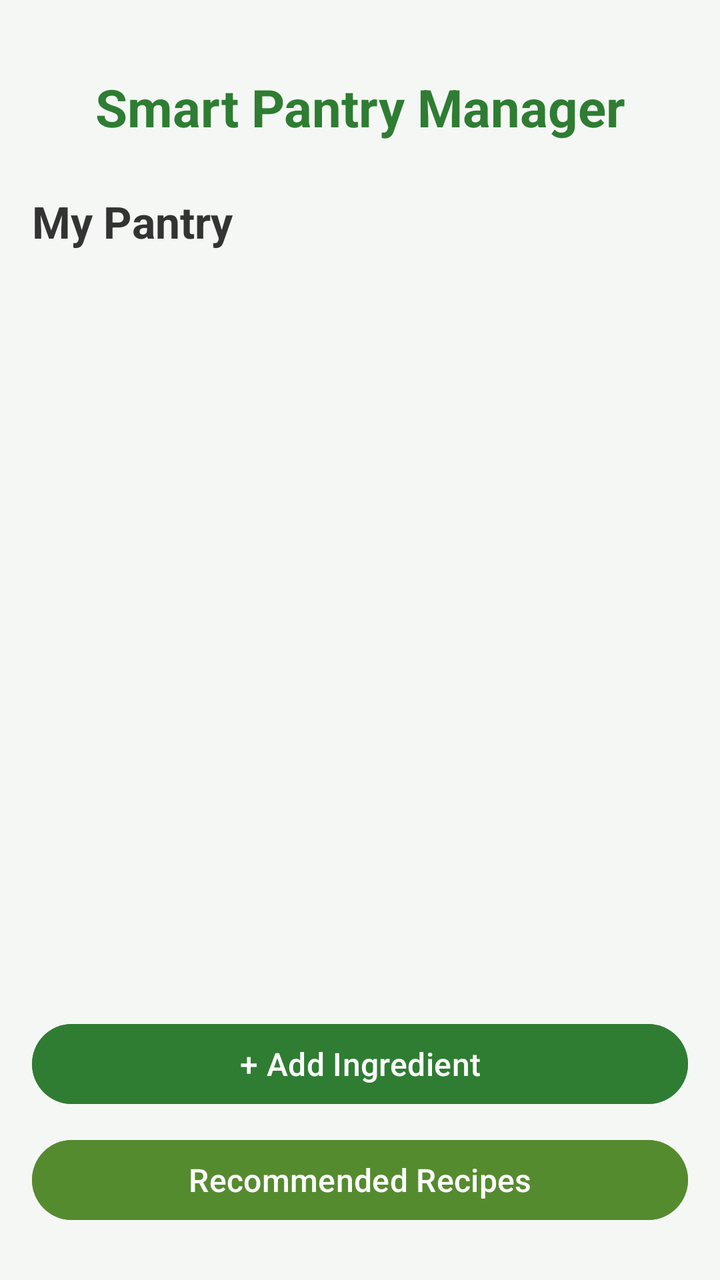
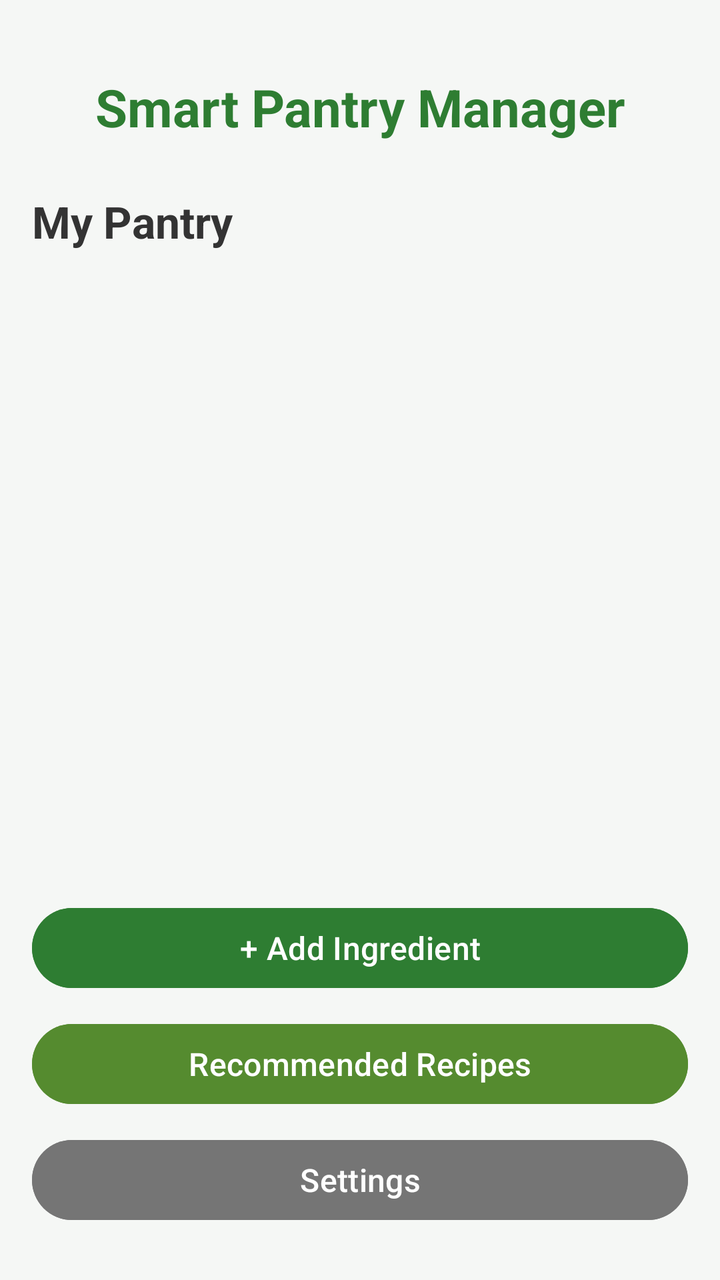

Two renders of the same Android screen: before a commit and after it. Below are the layout's source before the change and the commit's diff.
<!-- AndroidManifest.xml: application theme Theme.SmartPantryManager -->
<!-- res/layout/activity_main.xml -->
<?xml version="1.0" encoding="utf-8"?>
<LinearLayout xmlns:android="http://schemas.android.com/apk/res/android"
    xmlns:app="http://schemas.android.com/apk/res-auto"
    android:layout_width="match_parent"
    android:layout_height="match_parent"
    android:orientation="vertical"
    android:background="#F5F7F5"
    android:padding="16dp">

    
    <TextView
        android:id="@+id/tvAppTitle"
        android:layout_width="match_parent"
        android:layout_height="wrap_content"
        android:text="Smart Pantry Manager"
        android:textSize="26sp"
        android:textStyle="bold"
        android:textColor="#2E7D32"
        android:gravity="center"
        android:layout_marginTop="20dp"
        android:layout_marginBottom="25dp" />

    
    <TextView
        android:id="@+id/tvPantryHeading"
        android:layout_width="match_parent"
        android:layout_height="wrap_content"
        android:text="My Pantry"
        android:textSize="22sp"
        android:textStyle="bold"
        android:textColor="#333333"
        android:layout_marginBottom="15dp" />

    
    <androidx.recyclerview.widget.RecyclerView
        android:id="@+id/recyclerViewPantry"
        android:layout_width="match_parent"
        android:layout_height="0dp"
        android:layout_weight="1"
        android:clipToPadding="false"
        android:paddingBottom="12dp" />

    
    <Button
        android:id="@+id/btnAddIngredient"
        android:layout_width="match_parent"
        android:layout_height="wrap_content"
        android:text="+ Add Ingredient"
        android:textSize="16sp"
        android:textColor="#FFFFFF"
        android:backgroundTint="#2E7D32"
        android:layout_marginBottom="10dp" />

    
    <Button
        android:id="@+id/btnRecommendedRecipes"
        android:layout_width="match_parent"
        android:layout_height="wrap_content"
        android:text="Recommended Recipes"
        android:textSize="16sp"
        android:textColor="#FFFFFF"
        android:backgroundTint="#558B2F"
        android:layout_marginBottom="10dp" />

</LinearLayout>
<!-- resources referenced by this layout -->
<resources>
  <style name="Theme.SmartPantryManager" parent="Base.Theme.SmartPantryManager" />
  <style name="Base.Theme.SmartPantryManager" parent="Theme.Material3.DayNight.NoActionBar">
          
          
      </style>
</resources>

<!-- the commit's change to res/layout/activity_main.xml (unified diff, before → after) -->
@@ -62,4 +62,15 @@
         android:backgroundTint="#558B2F"
         android:layout_marginBottom="10dp" />
 
+    
+    <Button
+        android:id="@+id/btnSettings"
+        android:layout_width="match_parent"
+        android:layout_height="wrap_content"
+        android:text="Settings"
+        android:textSize="16sp"
+        android:textColor="#FFFFFF"
+        android:backgroundTint="#757575"
+        android:layout_marginBottom="10dp" />
+
 </LinearLayout>
